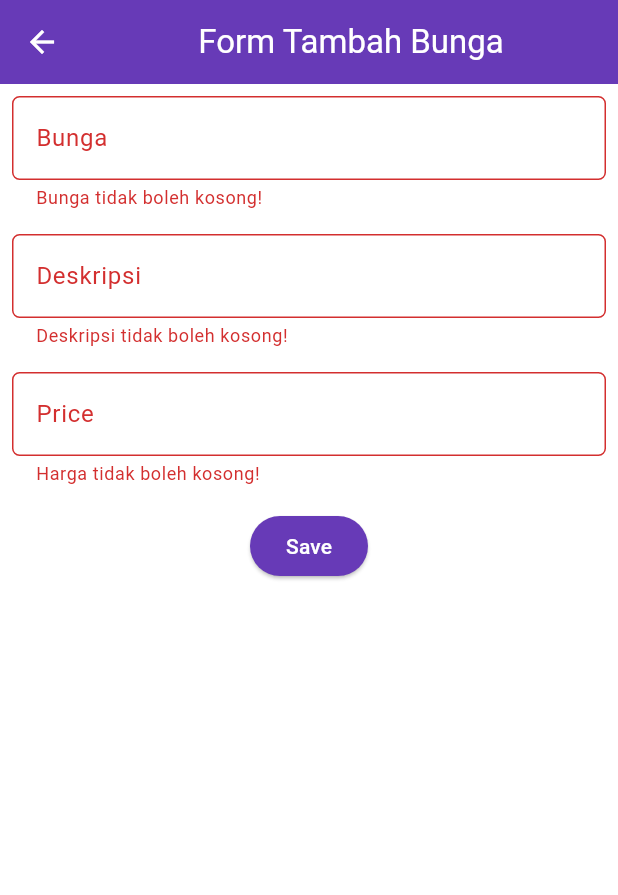
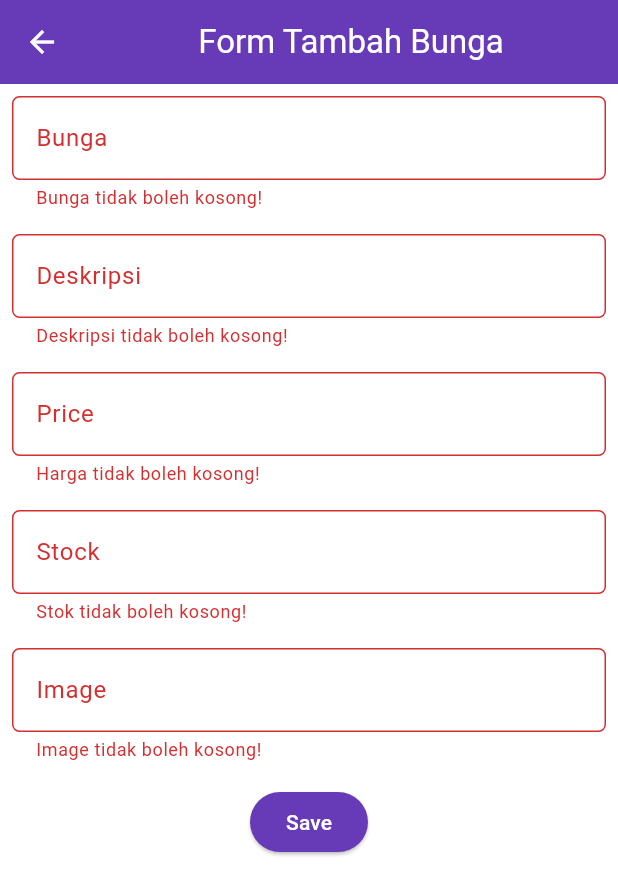
Before and after one commit to nabsskrrtt/floemin_mobile, a Flutter app: the FlowerEntryFormPage screen opened directly, after a tap on "Save", on a phone screen of 412 x 824 dp. Shown: the top 895 px of the screen. Run offline on Flutter 3.47's test engine with Material 3 defaults, Android fonts, the light colour scheme and no system bars; missing offline and left inert: pbp_django_auth.

Commit message:
final tugas 9

```diff
--- a/lib/models/flower_entry.dart
+++ b/lib/models/flower_entry.dart
@@ -1,7 +1,3 @@
-// To parse this JSON data, do
-//
-//     final flowerEntry = flowerEntryFromJson(jsonString);
-
 import 'dart:convert';
 
 List<FlowerEntry> flowerEntryFromJson(String str) => List<FlowerEntry>.from(json.decode(str).map((x) => FlowerEntry.fromJson(x)));
--- a/lib/screens/flowerentry_form.dart
+++ b/lib/screens/flowerentry_form.dart
@@ -1,5 +1,10 @@
+import 'dart:convert';
+
+import 'package:floemin/screens/menu.dart';
 import 'package:flutter/material.dart';
 import 'package:floemin/widgets/left_drawer.dart';
+import 'package:pbp_django_auth/pbp_django_auth.dart';
+import 'package:provider/provider.dart';
 
 class FlowerEntryFormPage extends StatefulWidget {
   const FlowerEntryFormPage({super.key});
@@ -13,8 +18,11 @@ class _FlowerEntryFormPageState extends State<FlowerEntryFormPage> {
   String _flower = "";
 	String _desc = "";
 	int _price = 0;
+  int _stocks = 0;
+  String _imgUrl = "";
   @override
   Widget build(BuildContext context) {
+    final request = context.watch<CookieRequest>();
     return Scaffold(
 
   appBar: AppBar(
@@ -104,6 +112,55 @@ class _FlowerEntryFormPageState extends State<FlowerEntryFormPage> {
         },
       ),
     ),
+    Padding(
+      padding: const EdgeInsets.all(8.0),
+      child: TextFormField(
+        decoration: InputDecoration(
+          hintText: "Stock",
+          labelText: "Stock",
+          border: OutlineInputBorder(
+            borderRadius: BorderRadius.circular(5.0),
+          ),
+        ),
+        onChanged: (String? value) {
+          setState(() {
+            _stocks = int.tryParse(value!) ?? 0;
+          });
+        },
+        validator: (String? value) {
+          if (value == null || value.isEmpty) {
+            return "Stok tidak boleh kosong!";
+          }
+          if (int.tryParse(value) == null) {
+            return "Stok harus berupa angka!";
+          }
+          return null;
+        },
+      ),
+    ),
+    Padding(
+      padding: const EdgeInsets.all(8.0),
+      child: TextFormField(
+        decoration: InputDecoration(
+          hintText: "Image",
+          labelText: "Image",
+          border: OutlineInputBorder(
+            borderRadius: BorderRadius.circular(5.0),
+          ),
+        ),
+        onChanged: (String? value) {
+          setState(() {
+            _imgUrl = value!;
+          });
+        },
+        validator: (String? value) {
+          if (value == null || value.isEmpty) {
+            return "Image tidak boleh kosong!";
+          }
+          return null;
+        },
+      ),
+    ),
     Align(
       alignment: Alignment.bottomCenter,
       child: Padding(
@@ -113,36 +170,40 @@ class _FlowerEntryFormPageState extends State<FlowerEntryFormPage> {
             backgroundColor: WidgetStateProperty.all(
                 Theme.of(context).colorScheme.primary),
           ),
-          onPressed: () {
-            if (_formKey.currentState!.validate()) {
-                  showDialog(
-                    context: context,
-                    builder: (context) {
-                      return AlertDialog(
-                        title: const Text('Bunga berhasil tersimpan'),
-                        content: SingleChildScrollView(
-                          child: Column(
-                            crossAxisAlignment: CrossAxisAlignment.start,
-                            children: [
-                              Text('Bunga: $_flower'),
-                              Text('Deskripsi: $_desc'),
-                              Text('Harga: $_price'),
-                            ],
-                          ),
-                        ),
-                        actions: [
-                          TextButton(
-                            child: const Text('OK'),
-                            onPressed: () {
-                              Navigator.pop(context);
-                              _formKey.currentState!.reset();
-                            },
-                          ),
-                        ],
-                      );
-                    },
+          onPressed: () async {
+              if (_formKey.currentState!.validate()) {
+                  // Kirim ke Django dan tunggu respons
+                  // TODO: Ganti URL dan jangan lupa tambahkan trailing slash (/) di akhir URL!
+                  final response = await request.postJson(
+                      "http://127.0.0.1:8000/create-flutter/",
+                      jsonEncode(<String, String>{
+                          'bunga': _flower,
+                          'description': _desc,
+                          'price': _price.toString(),
+                          'stocks': _stocks.toString(),
+                          'img_url': _imgUrl
+                      }),
                   );
-                }
+                  print(response);
+                  if (context.mounted) {
+                      if (response['status'] == 'success') {
+                          ScaffoldMessenger.of(context)
+                              .showSnackBar(const SnackBar(
+                          content: Text("Mood baru berhasil disimpan!"),
+                          ));
+                          Navigator.pushReplacement(
+                              context,
+                              MaterialPageRoute(builder: (context) => MyHomePage()),
+                          );
+                      } else {
+                          ScaffoldMessenger.of(context)
+                              .showSnackBar(const SnackBar(
+                              content:
+                                  Text("Terdapat kesalahan, silakan coba lagi."),
+                          ));
+                      }
+                  }
+              }
           },
           child: const Text(
             "Save",
--- a/lib/widgets/left_drawer.dart
+++ b/lib/widgets/left_drawer.dart
@@ -52,7 +52,7 @@ class LeftDrawer extends StatelessWidget {
               },
             ),
             ListTile(
-              leading: const Icon(Icons.list),
+              leading: const Icon(Icons.add),
               title: const Text('Tambah Bunga'),
               // Bagian redirection ke FlowerEntryFormPage
               onTap: () {
@@ -64,8 +64,8 @@ class LeftDrawer extends StatelessWidget {
               },
             ),
             ListTile(
-              leading: const Icon(Icons.add_reaction_rounded),
-              title: const Text('Daftar Mood'),
+              leading: const Icon(Icons.list),
+              title: const Text('Daftar Bunga'),
               onTap: () {
                   // Route menu ke halaman mood
                   Navigator.push(
--- a/pubspec.yaml
+++ b/pubspec.yaml
@@ -37,6 +37,7 @@ dependencies:
   cupertino_icons: ^1.0.8
   provider: ^6.1.2
   pbp_django_auth: ^0.4.0
+  http: ^1.2.2
 
 dev_dependencies:
   flutter_test:
```
Also changed, not shown: lib/main.dart (+17 -23 lines), lib/screens/flower_detail_page.dart (added, +121 -0 lines), lib/screens/list_flowerentry.dart (+80 -89 lines), lib/screens/menu.dart (+32 -1 lines), lib/widgets/flower_card.dart (+28 -7 lines), pubspec.lock.
